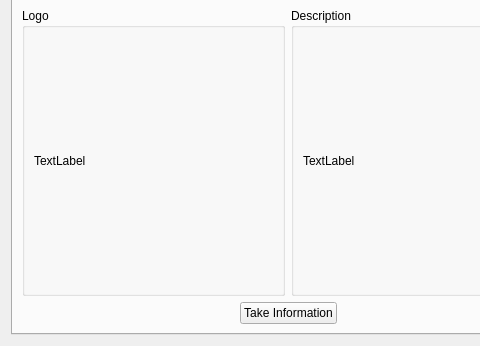
shuforov/YouD, file Ui_YouD/Ui_YouD.ui: the form before one commit; both pictures show x 0 to 480 and y 116 to 462 of the 576 by 462 pixel window.
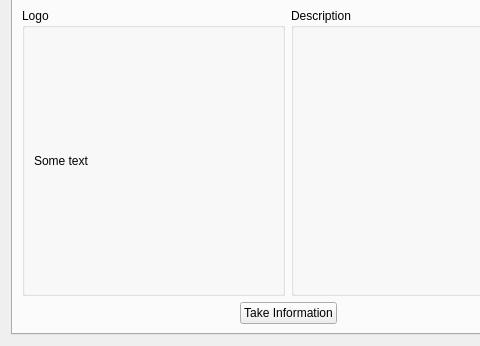
The form after the commit.

The edit to the form file:
```diff
--- a/Ui_YouD/Ui_YouD.ui
+++ b/Ui_YouD/Ui_YouD.ui
@@ -69,7 +69,7 @@
               <item>
                <widget class="QLabel" name="label">
                 <property name="text">
-                 <string>TextLabel</string>
+                 <string>Some text</string>
                 </property>
                </widget>
               </item>
@@ -85,7 +85,7 @@
               <item>
                <widget class="QLabel" name="label_2">
                 <property name="text">
-                 <string>TextLabel</string>
+                 <string/>
                 </property>
                </widget>
               </item>
```
Left out of the diff: 47 changed lines with no effect on the pictures.
